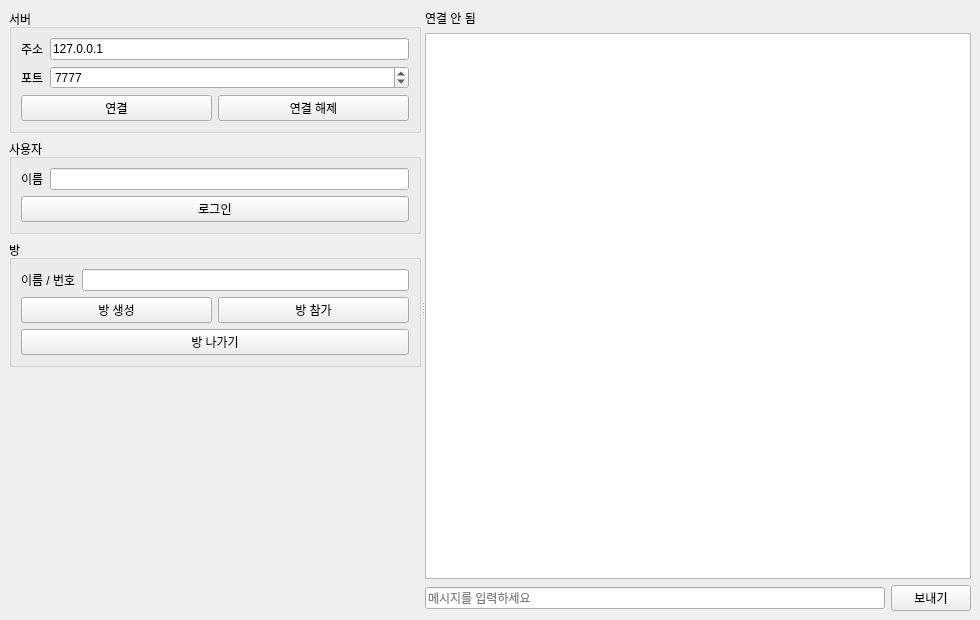
Qt form apps/qt-client/src/ui/MainWindow.ui (calm-mg/realtime-session-server) before a commit.
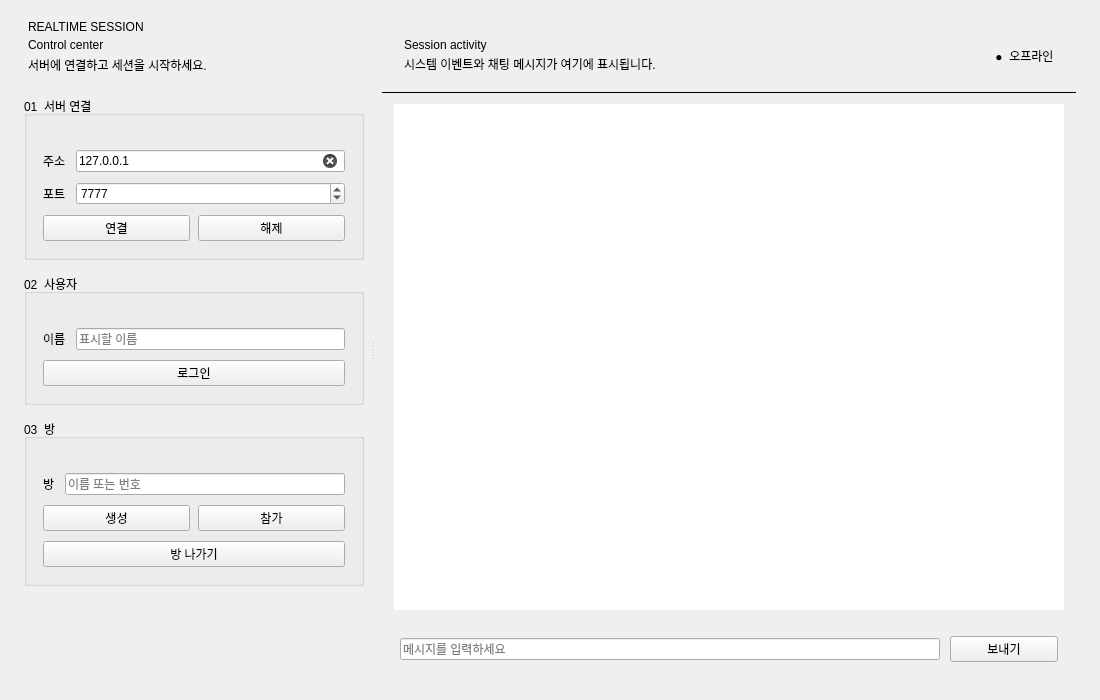
The same form after that commit. The open tabs and pages were chosen to show the change.

Commit message: 기능: Qt 클라이언트 디자인과 채팅 화면 개선

Patch:
```diff
--- a/apps/qt-client/src/ui/MainWindow.ui
+++ b/apps/qt-client/src/ui/MainWindow.ui
@@ -3,81 +3,70 @@
  <class>MainWindow</class>
  <widget class="QMainWindow" name="MainWindow">
   <property name="geometry">
-   <rect>
-    <x>0</x>
-    <y>0</y>
-    <width>980</width>
-    <height>620</height>
-   </rect>
+   <rect><x>0</x><y>0</y><width>1100</width><height>700</height></rect>
   </property>
-  <property name="windowTitle">
-   <string>Realtime Session Client</string>
+  <property name="minimumSize">
+   <size><width>860</width><height>560</height></size>
   </property>
   <widget class="QWidget" name="centralWidget">
    <layout class="QHBoxLayout" name="centralLayout">
+    <property name="spacing"><number>0</number></property>
+    <property name="leftMargin"><number>24</number></property>
+    <property name="topMargin"><number>20</number></property>
+    <property name="rightMargin"><number>24</number></property>
+    <property name="bottomMargin"><number>20</number></property>
     <item>
      <widget class="QSplitter" name="mainSplitter">
-      <property name="orientation">
-       <enum>Qt::Orientation::Horizontal</enum>
-      </property>
-      <widget class="QWidget" name="controlPanel">
+      <property name="orientation"><enum>Qt::Orientation::Horizontal</enum></property>
+      <property name="handleWidth"><number>18</number></property>
+      <property name="childrenCollapsible"><bool>false</bool></property>
+      <widget class="QScrollArea" name="controlScrollArea">
+       <property name="minimumSize"><size><width>278</width><height>0</height></size></property>
+       <property name="maximumSize"><size><width>340</width><height>16777215</height></size></property>
+       <property name="frameShape"><enum>QFrame::Shape::NoFrame</enum></property>
+       <property name="horizontalScrollBarPolicy"><enum>Qt::ScrollBarPolicy::ScrollBarAlwaysOff</enum></property>
+       <property name="widgetResizable"><bool>true</bool></property>
+       <widget class="QWidget" name="controlPanel">
        <layout class="QVBoxLayout" name="controlLayout">
+        <property name="sizeConstraint"><enum>QLayout::SizeConstraint::SetMinimumSize</enum></property>
+        <property name="spacing"><number>14</number></property>
+        <property name="leftMargin"><number>0</number></property>
+        <property name="topMargin"><number>0</number></property>
+        <property name="rightMargin"><number>0</number></property>
+        <property name="bottomMargin"><number>0</number></property>
+        <item>
+         <widget class="QWidget" name="brandPanel">
+          <layout class="QVBoxLayout" name="brandLayout">
+           <property name="spacing"><number>4</number></property>
+           <property name="leftMargin"><number>4</number></property>
+           <property name="topMargin"><number>0</number></property>
+           <property name="rightMargin"><number>4</number></property>
+           <property name="bottomMargin"><number>8</number></property>
+           <item><widget class="QLabel" name="eyebrowLabel"><property name="text"><string>REALTIME SESSION</string></property></widget></item>
+           <item><widget class="QLabel" name="appTitleLabel"><property name="text"><string>Control center</string></property></widget></item>
+           <item><widget class="QLabel" name="appDescriptionLabel"><property name="text"><string>서버에 연결하고 세션을 시작하세요.</string></property><property name="wordWrap"><bool>true</bool></property></widget></item>
+          </layout>
+         </widget>
+        </item>
         <item>
          <widget class="QGroupBox" name="serverGroupBox">
-          <property name="title">
-           <string>서버</string>
-          </property>
+          <property name="title"><string>01  서버 연결</string></property>
           <layout class="QFormLayout" name="serverFormLayout">
-           <item row="0" column="0">
-            <widget class="QLabel" name="hostLabel">
-             <property name="text">
-              <string>주소</string>
-             </property>
-            </widget>
-           </item>
-           <item row="0" column="1">
-            <widget class="QLineEdit" name="hostEdit">
-             <property name="text">
-              <string>127.0.0.1</string>
-             </property>
-            </widget>
-           </item>
-           <item row="1" column="0">
-            <widget class="QLabel" name="portLabel">
-             <property name="text">
-              <string>포트</string>
-             </property>
-            </widget>
-           </item>
-           <item row="1" column="1">
-            <widget class="QSpinBox" name="portSpinBox">
-             <property name="minimum">
-              <number>1</number>
-             </property>
-             <property name="maximum">
-              <number>65535</number>
-             </property>
-             <property name="value">
-              <number>7777</number>
-             </property>
-            </widget>
-           </item>
+           <property name="horizontalSpacing"><number>10</number></property>
+           <property name="verticalSpacing"><number>10</number></property>
+           <property name="leftMargin"><number>16</number></property>
+           <property name="topMargin"><number>34</number></property>
+           <property name="rightMargin"><number>16</number></property>
+           <property name="bottomMargin"><number>16</number></property>
+           <item row="0" column="0"><widget class="QLabel" name="hostLabel"><property name="text"><string>주소</string></property></widget></item>
+           <item row="0" column="1"><widget class="QLineEdit" name="hostEdit"><property name="text"><string>127.0.0.1</string></property><property name="clearButtonEnabled"><bool>true</bool></property></widget></item>
+           <item row="1" column="0"><widget class="QLabel" name="portLabel"><property name="text"><string>포트</string></property></widget></item>
+           <item row="1" column="1"><widget class="QSpinBox" name="portSpinBox"><property name="minimum"><number>1</number></property><property name="maximum"><number>65535</number></property><property name="value"><number>7777</number></property></widget></item>
            <item row="2" column="0" colspan="2">
             <layout class="QHBoxLayout" name="connectionButtonLayout">
-             <item>
-              <widget class="QPushButton" name="connectButton">
-               <property name="text">
-                <string>연결</string>
-               </property>
-              </widget>
-             </item>
-             <item>
-              <widget class="QPushButton" name="disconnectButton">
-               <property name="text">
-                <string>연결 해제</string>
-               </property>
-              </widget>
-             </item>
+             <property name="spacing"><number>8</number></property>
+             <item><widget class="QPushButton" name="connectButton"><property name="text"><string>연결</string></property><property name="role" stdset="0"><string>primary</string></property></widget></item>
+             <item><widget class="QPushButton" name="disconnectButton"><property name="text"><string>해제</string></property><property name="role" stdset="0"><string>secondary</string></property></widget></item>
             </layout>
            </item>
           </layout>
@@ -85,62 +74,28 @@
         </item>
         <item>
          <widget class="QGroupBox" name="userGroupBox">
-          <property name="title">
-           <string>사용자</string>
-          </property>
+          <property name="title"><string>02  사용자</string></property>
           <layout class="QFormLayout" name="userFormLayout">
-           <item row="0" column="0">
-            <widget class="QLabel" name="usernameLabel">
-             <property name="text">
-              <string>이름</string>
-             </property>
-            </widget>
-           </item>
-           <item row="0" column="1">
-            <widget class="QLineEdit" name="usernameEdit"/>
-           </item>
-           <item row="1" column="0" colspan="2">
-            <widget class="QPushButton" name="loginButton">
-             <property name="text">
-              <string>로그인</string>
-             </property>
-            </widget>
-           </item>
+           <property name="horizontalSpacing"><number>10</number></property><property name="verticalSpacing"><number>10</number></property>
+           <property name="leftMargin"><number>16</number></property><property name="topMargin"><number>34</number></property><property name="rightMargin"><number>16</number></property><property name="bottomMargin"><number>16</number></property>
+           <item row="0" column="0"><widget class="QLabel" name="usernameLabel"><property name="text"><string>이름</string></property></widget></item>
+           <item row="0" column="1"><widget class="QLineEdit" name="usernameEdit"><property name="placeholderText"><string>표시할 이름</string></property><property name="clearButtonEnabled"><bool>true</bool></property></widget></item>
+           <item row="1" column="0" colspan="2"><widget class="QPushButton" name="loginButton"><property name="text"><string>로그인</string></property><property name="role" stdset="0"><string>primary</string></property></widget></item>
           </layout>
          </widget>
         </item>
         <item>
          <widget class="QGroupBox" name="roomGroupBox">
-          <property name="title">
-           <string>방</string>
-          </property>
+          <property name="title"><string>03  방</string></property>
           <layout class="QFormLayout" name="roomFormLayout">
-           <item row="0" column="0">
-            <widget class="QLabel" name="roomLabel">
-             <property name="text">
-              <string>이름 / 번호</string>
-             </property>
-            </widget>
-           </item>
-           <item row="0" column="1">
-            <widget class="QLineEdit" name="roomEdit"/>
-           </item>
+           <property name="horizontalSpacing"><number>10</number></property><property name="verticalSpacing"><number>10</number></property>
+           <property name="leftMargin"><number>16</number></property><property name="topMargin"><number>34</number></property><property name="rightMargin"><number>16</number></property><property name="bottomMargin"><number>16</number></property>
+           <item row="0" column="0"><widget class="QLabel" name="roomLabel"><property name="text"><string>방</string></property></widget></item>
+           <item row="0" column="1"><widget class="QLineEdit" name="roomEdit"><property name="placeholderText"><string>이름 또는 번호</string></property><property name="clearButtonEnabled"><bool>true</bool></property></widget></item>
            <item row="1" column="0" colspan="2">
-            <layout class="QHBoxLayout" name="roomButtonLayout">
-             <item>
-              <widget class="QPushButton" name="createRoomButton">
-               <property name="text">
-                <string>방 생성</string>
-               </property>
-              </widget>
-             </item>
-             <item>
-              <widget class="QPushButton" name="joinRoomButton">
-               <property name="text">
-                <string>방 참가</string>
-               </property>
-              </widget>
-             </item>
+            <layout class="QHBoxLayout" name="roomButtonLayout"><property name="spacing"><number>8</number></property>
+             <item><widget class="QPushButton" name="createRoomButton"><property name="text"><string>생성</string></property><property name="role" stdset="0"><string>primary</string></property></widget></item>
+             <item><widget class="QPushButton" name="joinRoomButton"><property name="text"><string>참가</string></property><property name="role" stdset="0"><string>secondary</string></property></widget></item>
             </layout>
            </item>
            <item row="2" column="0" colspan="2">
@@ -153,54 +108,71 @@
           </layout>
          </widget>
         </item>
-        <item>
-         <spacer name="controlSpacer">
-          <property name="orientation">
-           <enum>Qt::Orientation::Vertical</enum>
-          </property>
-          <property name="sizeHint" stdset="0">
-           <size>
-            <width>20</width>
-            <height>40</height>
-           </size>
-          </property>
-         </spacer>
-        </item>
+        <item><spacer name="controlSpacer"><property name="orientation"><enum>Qt::Orientation::Vertical</enum></property><property name="sizeHint" stdset="0"><size><width>20</width><height>24</height></size></property></spacer></item>
        </layout>
+       </widget>
       </widget>
       <widget class="QWidget" name="conversationPanel">
        <layout class="QVBoxLayout" name="conversationLayout">
+        <property name="spacing"><number>0</number></property>
+        <property name="leftMargin"><number>0</number></property><property name="topMargin"><number>0</number></property><property name="rightMargin"><number>0</number></property><property name="bottomMargin"><number>0</number></property>
         <item>
-         <widget class="QLabel" name="connectionStatusLabel">
-          <property name="text">
-           <string>연결 안 됨</string>
-          </property>
+         <widget class="QWidget" name="conversationHeader">
+          <layout class="QHBoxLayout" name="conversationHeaderLayout">
+           <property name="leftMargin"><number>22</number></property><property name="topMargin"><number>18</number></property><property name="rightMargin"><number>22</number></property><property name="bottomMargin"><number>18</number></property>
+           <item>
+            <layout class="QVBoxLayout" name="conversationTitleLayout"><property name="spacing"><number>3</number></property>
+             <item><widget class="QLabel" name="conversationTitleLabel"><property name="text"><string>Session activity</string></property></widget></item>
+             <item><widget class="QLabel" name="conversationSubtitleLabel"><property name="text"><string>시스템 이벤트와 채팅 메시지가 여기에 표시됩니다.</string></property></widget></item>
+            </layout>
+           </item>
+           <item><spacer name="headerSpacer"><property name="orientation"><enum>Qt::Orientation::Horizontal</enum></property><property name="sizeHint" stdset="0"><size><width>40</width><height>20</height></size></property></spacer></item>
+           <item><widget class="QLabel" name="connectionStatusLabel"><property name="text"><string>●  오프라인</string></property><property name="alignment"><set>Qt::AlignmentFlag::AlignCenter</set></property></widget></item>
+          </layout>
          </widget>
         </item>
+        <item><widget class="QFrame" name="headerDivider"><property name="frameShape"><enum>QFrame::Shape::HLine</enum></property><property name="frameShadow"><enum>QFrame::Shadow::Plain</enum></property></widget></item>
         <item>
-         <widget class="QPlainTextEdit" name="logView">
-          <property name="readOnly">
-           <bool>true</bool>
-          </property>
+         <widget class="QStackedWidget" name="logStack">
+          <property name="currentIndex"><number>0</number></property>
+          <widget class="QWidget" name="emptyStatePage">
+           <layout class="QVBoxLayout" name="emptyStateLayout">
+            <property name="spacing"><number>8</number></property>
+            <property name="leftMargin"><number>28</number></property><property name="topMargin"><number>28</number></property><property name="rightMargin"><number>28</number></property><property name="bottomMargin"><number>28</number></property>
+            <item><spacer name="emptyTopSpacer"><property name="orientation"><enum>Qt::Orientation::Vertical</enum></property><property name="sizeHint" stdset="0"><size><width>20</width><height>40</height></size></property></spacer></item>
+            <item><widget class="QLabel" name="emptyStateIconLabel"><property name="minimumSize"><size><width>48</width><height>48</height></size></property><property name="alignment"><set>Qt::AlignmentFlag::AlignCenter</set></property></widget></item>
+            <item><widget class="QLabel" name="emptyStateLabel"><property name="text"><string>아직 대화가 없습니다</string></property><property name="alignment"><set>Qt::AlignmentFlag::AlignCenter</set></property></widget></item>
+            <item><widget class="QLabel" name="emptyStateDescriptionLabel"><property name="text"><string>왼쪽 패널에서 서버에 연결하고 방에 참가해보세요.</string></property><property name="alignment"><set>Qt::AlignmentFlag::AlignCenter</set></property><property name="wordWrap"><bool>true</bool></property></widget></item>
+            <item><spacer name="emptyBottomSpacer"><property name="orientation"><enum>Qt::Orientation::Vertical</enum></property><property name="sizeHint" stdset="0"><size><width>20</width><height>40</height></size></property></spacer></item>
+           </layout>
+          </widget>
+          <widget class="QWidget" name="logPage">
+           <layout class="QVBoxLayout" name="logPageLayout">
+            <property name="spacing"><number>0</number></property><property name="leftMargin"><number>12</number></property><property name="topMargin"><number>10</number></property><property name="rightMargin"><number>12</number></property><property name="bottomMargin"><number>10</number></property>
+            <item>
+             <widget class="QListView" name="logView">
+              <property name="accessibleName"><string>세션 대화 내역</string></property>
+              <property name="frameShape"><enum>QFrame::Shape::NoFrame</enum></property>
+              <property name="horizontalScrollBarPolicy"><enum>Qt::ScrollBarPolicy::ScrollBarAlwaysOff</enum></property>
+              <property name="selectionMode"><enum>QAbstractItemView::SelectionMode::NoSelection</enum></property>
+              <property name="verticalScrollMode"><enum>QAbstractItemView::ScrollMode::ScrollPerPixel</enum></property>
+              <property name="spacing"><number>3</number></property>
+              <property name="resizeMode"><enum>QListView::ResizeMode::Adjust</enum></property>
+              <property name="wordWrap"><bool>true</bool></property>
+             </widget>
+            </item>
+           </layout>
+          </widget>
          </widget>
         </item>
         <item>
-         <layout class="QHBoxLayout" name="messageLayout">
-          <item>
-           <widget class="QLineEdit" name="messageEdit">
-            <property name="placeholderText">
-             <string>메시지를 입력하세요</string>
-            </property>
-           </widget>
-          </item>
-          <item>
-           <widget class="QPushButton" name="sendButton">
-            <property name="text">
-             <string>보내기</string>
-            </property>
-           </widget>
-          </item>
-         </layout>
+         <widget class="QWidget" name="composerPanel">
+          <layout class="QHBoxLayout" name="messageLayout">
+           <property name="spacing"><number>10</number></property><property name="leftMargin"><number>18</number></property><property name="topMargin"><number>16</number></property><property name="rightMargin"><number>18</number></property><property name="bottomMargin"><number>18</number></property>
+           <item><widget class="QLineEdit" name="messageEdit"><property name="placeholderText"><string>메시지를 입력하세요</string></property><property name="clearButtonEnabled"><bool>true</bool></property></widget></item>
+           <item><widget class="QPushButton" name="sendButton"><property name="minimumSize"><size><width>108</width><height>0</height></size></property><property name="text"><string>보내기</string></property><property name="role" stdset="0"><string>primary</string></property></widget></item>
+          </layout>
+         </widget>
         </item>
        </layout>
       </widget>
```
Left out of the diff: 9 changed lines with no effect on the pictures. The commit also changes 25 other files.
